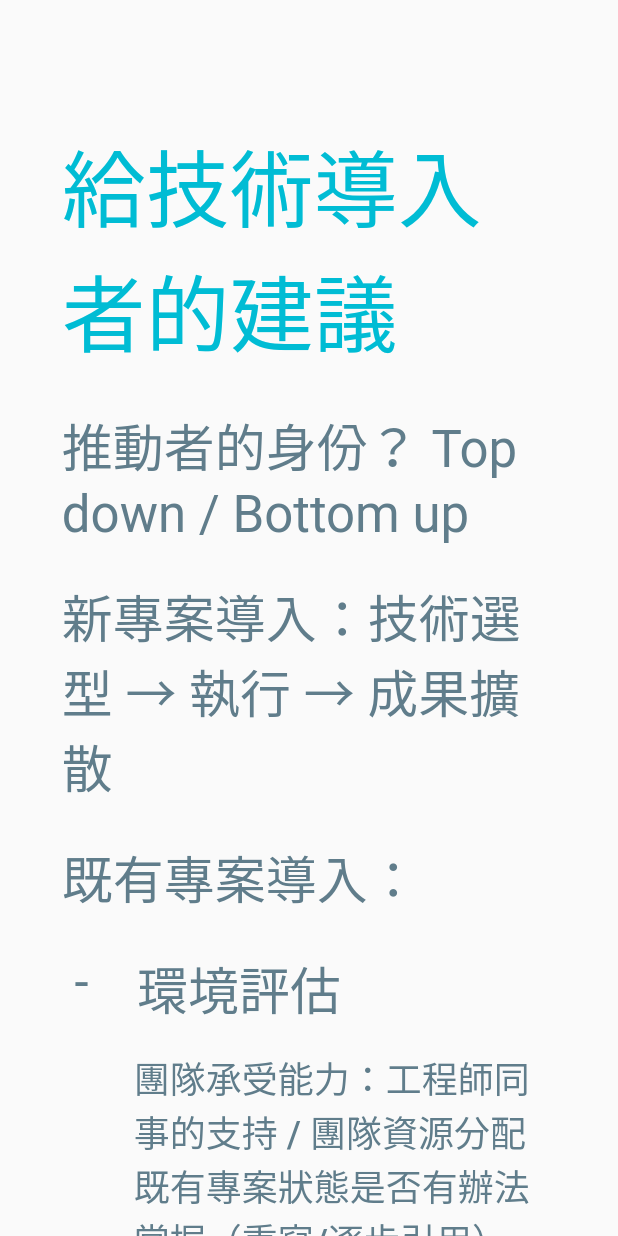
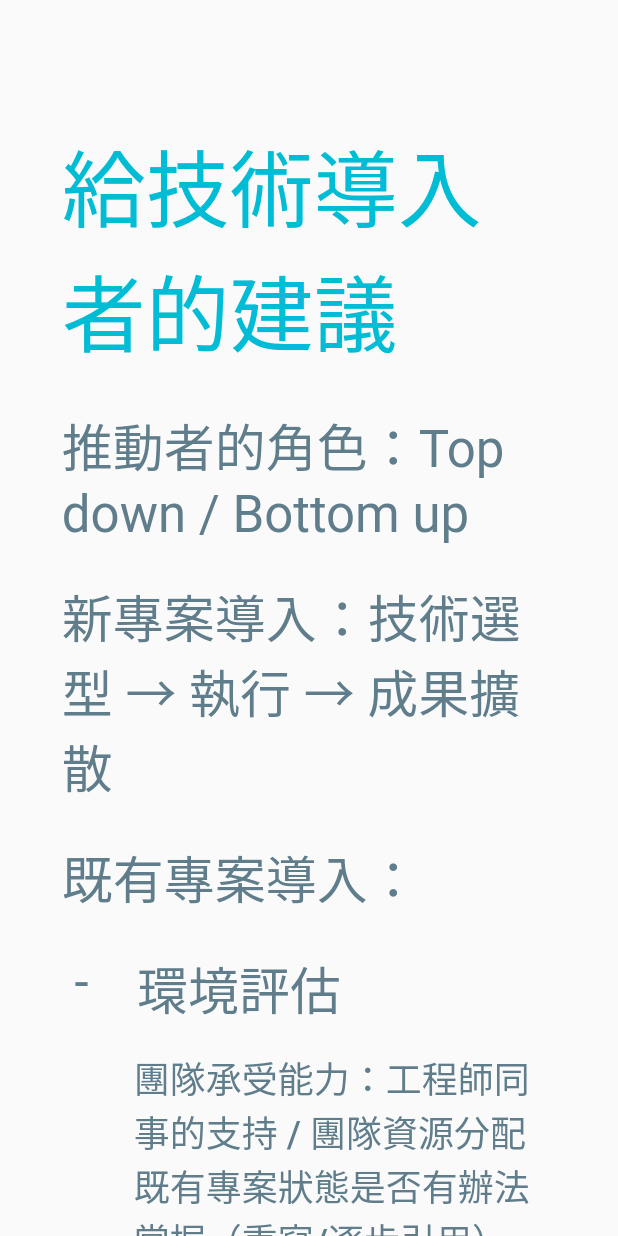
Before and after one commit to hl3hl3/FlutterSlide_AddToApp_SourceCode, a Flutter app: the Tips1 widget shown alone on an empty page, opened directly, on a phone screen of 412 x 824 dp. Run offline on Flutter 3.47's test engine with Material 2 defaults, Android fonts, the light colour scheme and no system bars.

Commit message:
change the wording of tips page

```diff
--- a/lib/pages/page13_tips.dart
+++ b/lib/pages/page13_tips.dart
@@ -10,7 +10,7 @@ class Tips1 extends StatelessWidget {
         crossAxisAlignment: CrossAxisAlignment.start,
         children: [
           PageTitle("給技術導入者的建議"),
-          Subtitle("推動者的身份？ Top down / Bottom up"),
+          Subtitle("推動者的角色：Top down / Bottom up"),
 
           Subtitle("新專案導入：技術選型 → 執行 → 成果擴散"),
           Subtitle("既有專案導入："),
```
